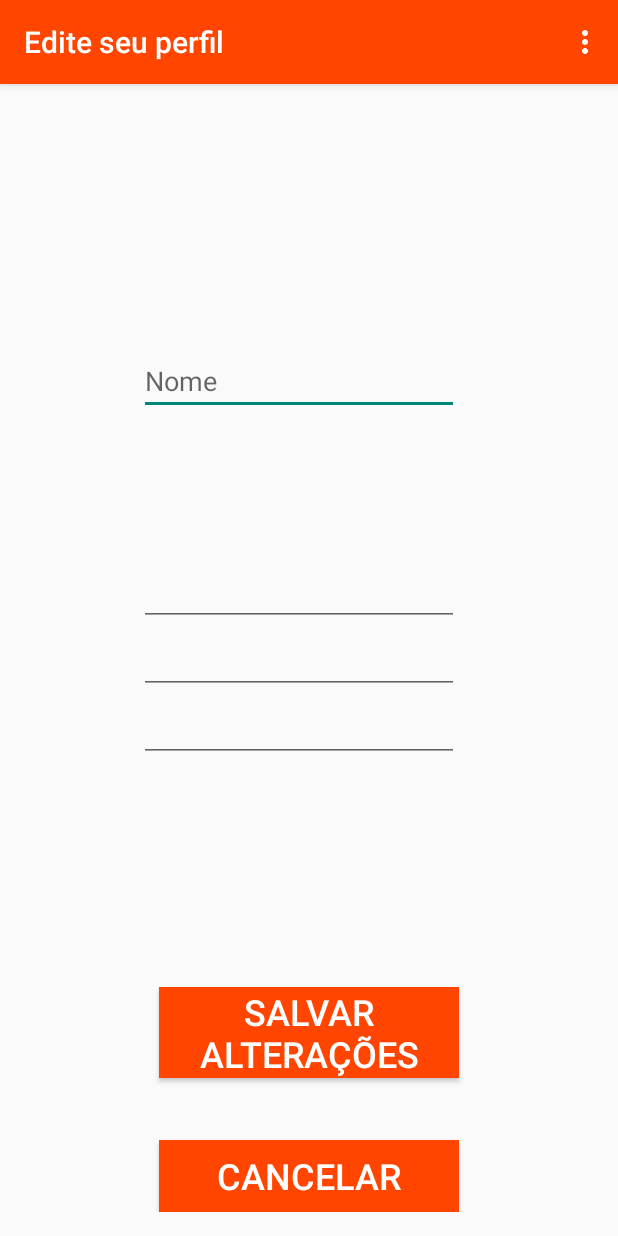
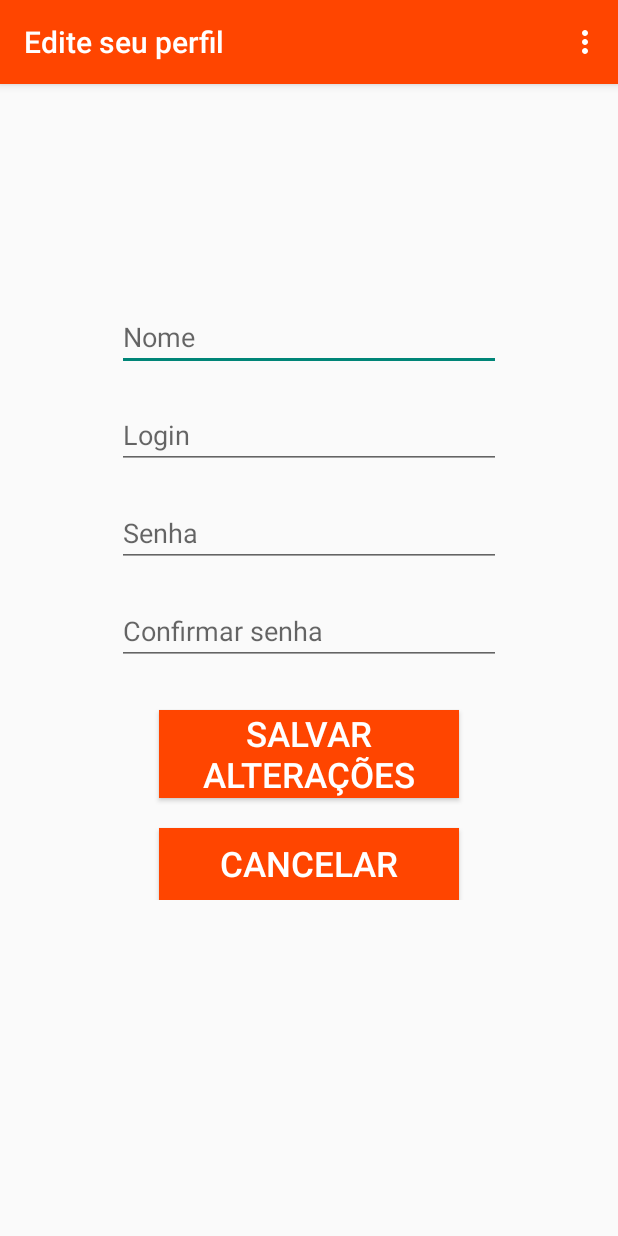
Before and after one commit to viniciusjs07/Find-Delivery, an Android app: the ProfileEditActivity screen opened directly, with no data from a screen before it, on a phone screen of 412 x 824 dp. Run offline under Robolectric (Android 15) with nearby library versions, the phone set to English and light mode, and no system bars.

Commit message:
Alterações no activity_perfil_edit.xml

```diff
--- a/FindDelivery/app/src/main/res/layout/activity_perfil_edit.xml
+++ b/FindDelivery/app/src/main/res/layout/activity_perfil_edit.xml
@@ -1,62 +1,79 @@
-<RelativeLayout xmlns:android="http://schemas.android.com/apk/res/android"
-    xmlns:tools="http://schemas.android.com/tools" android:layout_width="match_parent"
-    android:layout_height="match_parent" android:paddingLeft="@dimen/activity_horizontal_margin"
+<FrameLayout xmlns:android="http://schemas.android.com/apk/res/android"
+    xmlns:tools="http://schemas.android.com/tools"
+    android:layout_width="match_parent"
+    android:layout_height="match_parent"
+    android:paddingLeft="@dimen/activity_horizontal_margin"
     android:paddingRight="@dimen/activity_horizontal_margin"
     android:paddingTop="@dimen/activity_vertical_margin"
     android:paddingBottom="@dimen/activity_vertical_margin"
     tools:context="finddelivery.es.projeto.finddelivery.ProfileEditActivity">
 
+    <ScrollView
+        xmlns:android="http://schemas.android.com/apk/res/android"
+        android:layout_width="fill_parent"
+        android:layout_height="fill_parent">
+
+        <LinearLayout
+            android:orientation="vertical"
+            android:layout_width="match_parent"
+            android:layout_height="match_parent"
+            android:layout_gravity="left|top">
 
             <ImageView
                 android:layout_width="100dp"
                 android:layout_height="100dp"
                 android:id="@+id/imageViewUserProfile2"
-        android:layout_alignParentTop="true"
-        android:layout_centerHorizontal="true"
-        android:layout_marginTop="20dp" />
+                android:layout_marginTop="10dp"
+                android:layout_gravity="center_horizontal" />
 
             <EditText
                 android:layout_width="wrap_content"
                 android:layout_height="wrap_content"
                 android:inputType="textPersonName"
                 android:hint="@string/name"
-        android:ems="10"
+                android:ems="12"
                 android:id="@+id/editTextNameUser2"
-        android:layout_below="@+id/imageViewUserProfile2"
-        android:layout_alignRight="@+id/btnSalvarAlteracoes"
-        android:layout_alignEnd="@+id/btnSalvarAlteracoes"
-        android:layout_marginTop="39dp" />
+                android:layout_marginTop="20dp"
+                android:textIsSelectable="false"
+                android:editable="false"
+                android:layout_gravity="center_horizontal" />
+
+            <EditText
+                android:layout_width="wrap_content"
+                android:layout_height="wrap_content"
+                android:inputType="textPersonName"
+                android:hint="@string/login"
+                android:ems="12"
+                android:id="@+id/editTextLogin"
+                android:layout_marginTop="20dp"
+                android:textIsSelectable="false"
+                android:editable="false"
+                android:layout_gravity="center_horizontal" />
 
 
             <EditText
                 android:layout_width="wrap_content"
                 android:layout_height="wrap_content"
                 android:inputType="textPassword"
-        android:ems="10"
+                android:hint="@string/password"
+                android:ems="12"
                 android:id="@+id/editTextPassword"
-        android:layout_above="@+id/editTextNewPassword"
-        android:layout_alignLeft="@+id/editTextNameUser2"
-        android:layout_alignStart="@+id/editTextNameUser2" />
+                android:layout_marginTop="20dp"
+                android:textIsSelectable="false"
+                android:editable="false"
+                android:layout_gravity="center_horizontal" />
 
             <EditText
                 android:layout_width="wrap_content"
                 android:layout_height="wrap_content"
                 android:inputType="textPassword"
-        android:ems="10"
+                android:hint="@string/passwordConfirm"
+                android:ems="12"
                 android:id="@+id/editTextNewPassword"
-        android:layout_centerVertical="true"
-        android:layout_alignRight="@+id/editTextNameUser2"
-        android:layout_alignEnd="@+id/editTextNameUser2" />
-
-    <EditText
-        android:layout_width="wrap_content"
-        android:layout_height="wrap_content"
-        android:inputType="textPassword"
-        android:ems="10"
-        android:id="@+id/editTextNewPassword2"
-        android:layout_below="@+id/editTextNewPassword"
-        android:layout_alignLeft="@+id/editTextNewPassword"
-        android:layout_alignStart="@+id/editTextNewPassword" />
+                android:layout_marginTop="20dp"
+                android:textIsSelectable="false"
+                android:editable="false"
+                android:layout_gravity="center_horizontal" />
 
             <Button
                 android:layout_width="200dp"
@@ -65,10 +82,9 @@
                 android:id="@+id/btnSalvarAlteracoes"
                 android:background="@color/orange"
                 android:textColor="@color/white"
-        android:textSize="24dp"
-        android:layout_above="@+id/btnCancelar"
-        android:layout_centerHorizontal="true"
-        android:layout_marginBottom="41dp" />
+                android:textSize="23dp"
+                android:layout_marginTop="30dp"
+                android:layout_gravity="center_horizontal" />
 
             <Button
                 android:layout_width="200dp"
@@ -77,10 +93,12 @@
                 android:id="@+id/btnCancelar"
                 android:background="@color/orange"
                 android:textColor="@color/white"
-        android:textSize="24dp"
-        android:layout_alignParentBottom="true"
-        android:layout_alignLeft="@+id/btnSalvarAlteracoes"
-        android:layout_alignStart="@+id/btnSalvarAlteracoes"
-        android:layout_marginBottom="0dp" />
+                android:textSize="23dp"
+                android:layout_marginTop="20dp"
+                android:layout_gravity="center_horizontal" />
 
-</RelativeLayout>
+        </LinearLayout>
+
+    </ScrollView>
+
+</FrameLayout>
```
Lines whose indentation alone changed are shown as unchanged.
